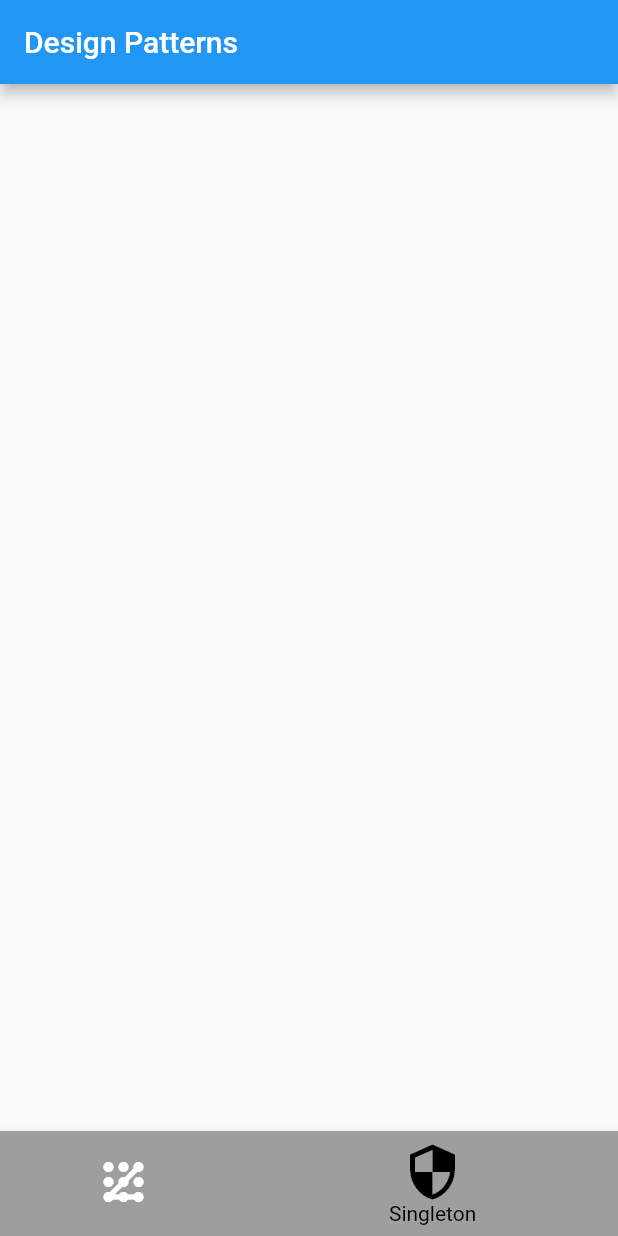
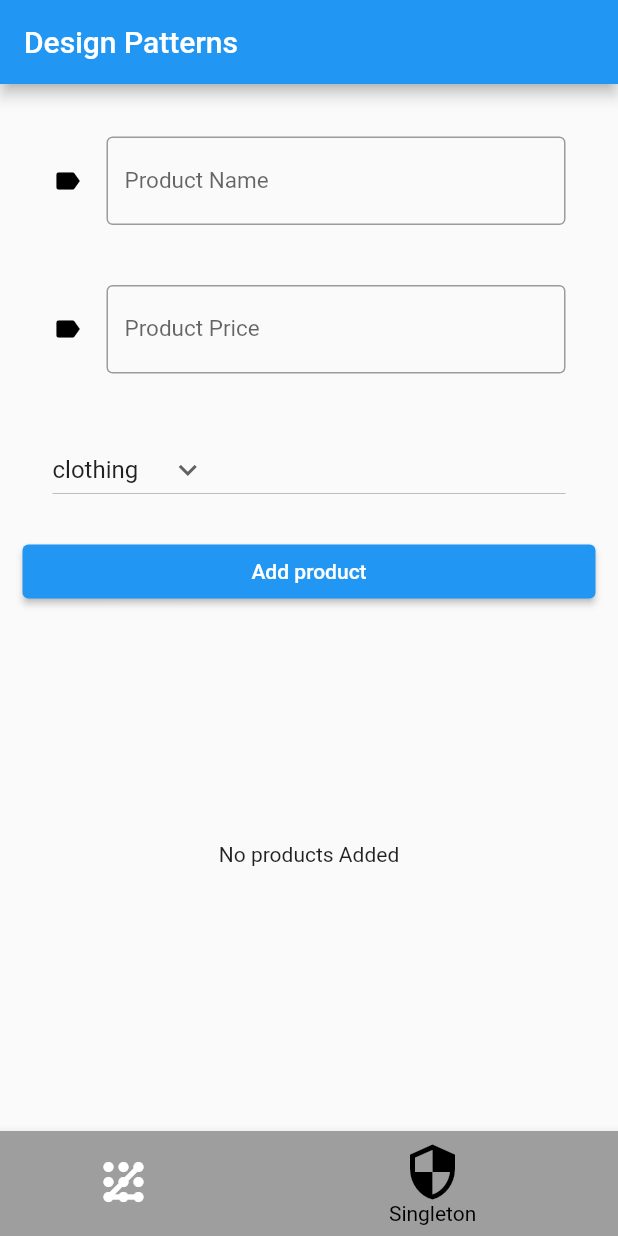
Before and after one commit to RutananaArnold/design_pattern_methods, a Flutter app: the screen it shows after launch, item 2 of the bottom bar chosen, on a phone screen of 412 x 824 dp. Run offline on Flutter 3.47's test engine with Material 2 defaults, Android fonts, the light colour scheme and no system bars.

Commit message:
singleton method perfected

```diff
--- a/lib/patterns/singleton_method/singleton.dart
+++ b/lib/patterns/singleton_method/singleton.dart
@@ -0,0 +1,23 @@
+// ignore_for_file: prefer_conditional_assignment
+
+import '../factory_method/product_interface.dart';
+
+// In this example, the ProductCatalog class has a private constructor to prevent other classes from creating instances.
+//The instance getter method provides access to the singleton instance of the class, creating it if it doesn't exist yet.
+//Finally, the products property is an example of a class property that can be accessed from anywhere in the application once the singleton instance is created.
+class ProductCatalog {
+  static ProductCatalog? _instance;
+
+  // Private constructor to prevent other classes from creating instances
+  ProductCatalog._();
+
+  static ProductCatalog? get instance {
+    if (_instance == null) {
+      _instance = ProductCatalog._();
+    }
+    return _instance;
+  }
+
+  // Add methods and properties here as needed
+  List<Product> products = [];
+}
--- a/lib/screens/singleton_screen.dart
+++ b/lib/screens/singleton_screen.dart
@@ -1,3 +1,5 @@
+import 'package:design_pattern_methods/patterns/factory_method/product_interface.dart';
+import 'package:design_pattern_methods/patterns/singleton_method/singleton.dart';
 import 'package:flutter/material.dart';
 
 class Singleton extends StatefulWidget {
@@ -8,8 +10,132 @@ class Singleton extends StatefulWidget {
 }
 
 class _SingletonState extends State<Singleton> {
+  final nameController = TextEditingController();
+  final priceControler = TextEditingController();
+
+  // Initial Selected Value
+  String dropdownvalue = 'clothing';
+
+  // List of items in our dropdown menu
+  var items = [
+    'clothing',
+    'groceries',
+    'electronics',
+  ];
+  final formKey = GlobalKey<FormState>();
+
+  ProductCatalog? catalog = ProductCatalog.instance;
   @override
   Widget build(BuildContext context) {
-    return Container();
+    final size = MediaQuery.of(context).size;
+    return Form(
+      key: formKey,
+      child: ListView(
+        padding: const EdgeInsets.all(15),
+        children: [
+          Padding(
+            padding:
+                const EdgeInsets.only(top: 20, bottom: 20, left: 20, right: 20),
+            child: TextFormField(
+              controller: nameController,
+              validator: ((value) =>
+                  value!.isNotEmpty ? null : "This field is required"),
+              decoration: const InputDecoration(
+                  icon: Icon(
+                    Icons.label,
+                    color: Colors.black,
+                    size: 20,
+                  ),
+                  labelText: "Product Name",
+                  labelStyle: TextStyle(fontSize: 15),
+                  hintText: "Product name",
+                  hintStyle: TextStyle(fontSize: 13),
+                  border: OutlineInputBorder(
+                      borderSide: BorderSide(color: Colors.teal)),
+                  suffixStyle: TextStyle(color: Colors.green)),
+            ),
+          ),
+          Padding(
+            padding:
+                const EdgeInsets.only(top: 20, bottom: 20, left: 20, right: 20),
+            child: TextFormField(
+              controller: priceControler,
+              validator: ((value) =>
+                  value!.isNotEmpty ? null : "This field is required"),
+              decoration: const InputDecoration(
+                  icon: Icon(
+                    Icons.label,
+                    color: Colors.black,
+                    size: 20,
+                  ),
+                  labelText: "Product Price",
+                  labelStyle: TextStyle(fontSize: 15),
+                  hintText: "Product Price",
+                  hintStyle: TextStyle(fontSize: 13),
+                  border: OutlineInputBorder(
+                      borderSide: BorderSide(color: Colors.teal)),
+                  suffixStyle: TextStyle(color: Colors.green)),
+            ),
+          ),
+          // category selection
+          Padding(
+            padding:
+                const EdgeInsets.only(top: 20, bottom: 20, left: 20, right: 20),
+            child: DropdownButton(
+              // Initial Value
+              value: dropdownvalue,
+
+              // Down Arrow Icon
+              icon: const Icon(Icons.keyboard_arrow_down),
+
+              // Array list of items
+              items: items.map((String items) {
+                return DropdownMenuItem(
+                  value: items,
+                  child: Text(items),
+                );
+              }).toList(),
+              // After selecting the desired option,it will
+              // change button value to selected value
+              onChanged: (String? newValue) {
+                setState(() {
+                  dropdownvalue = newValue!;
+                });
+              },
+            ),
+          ),
+
+          // elevated button
+          ElevatedButton(
+              onPressed: () {
+                if (formKey.currentState!.validate()) {
+                  setState(() {
+                    catalog!.products.add(Product(
+                        name: nameController.text,
+                        price: int.parse(priceControler.text),
+                        category: dropdownvalue));
+                  });
+                }
+              },
+              child: const Text("Add product")),
+
+          SizedBox(
+              height: size.height * 0.4,
+              child: catalog!.products.isEmpty
+                  ? const Center(child: Text("No products Added"))
+                  : ListView.builder(
+                      itemCount: catalog!.products.length,
+                      itemBuilder: (BuildContext context, index) {
+                        return ListTile(
+                          leading: const Icon(Icons.production_quantity_limits),
+                          title: Text(catalog!.products[index].name),
+                          subtitle: Text(catalog!.products[index].category),
+                          trailing:
+                              Text(catalog!.products[index].price.toString()),
+                        );
+                      }))
+        ],
+      ),
+    );
   }
 }
```
Also changed, not shown: lib/patterns/factory_method/factory_method.dart (+7 -5 lines), firebase.json (added), 3 other files.
